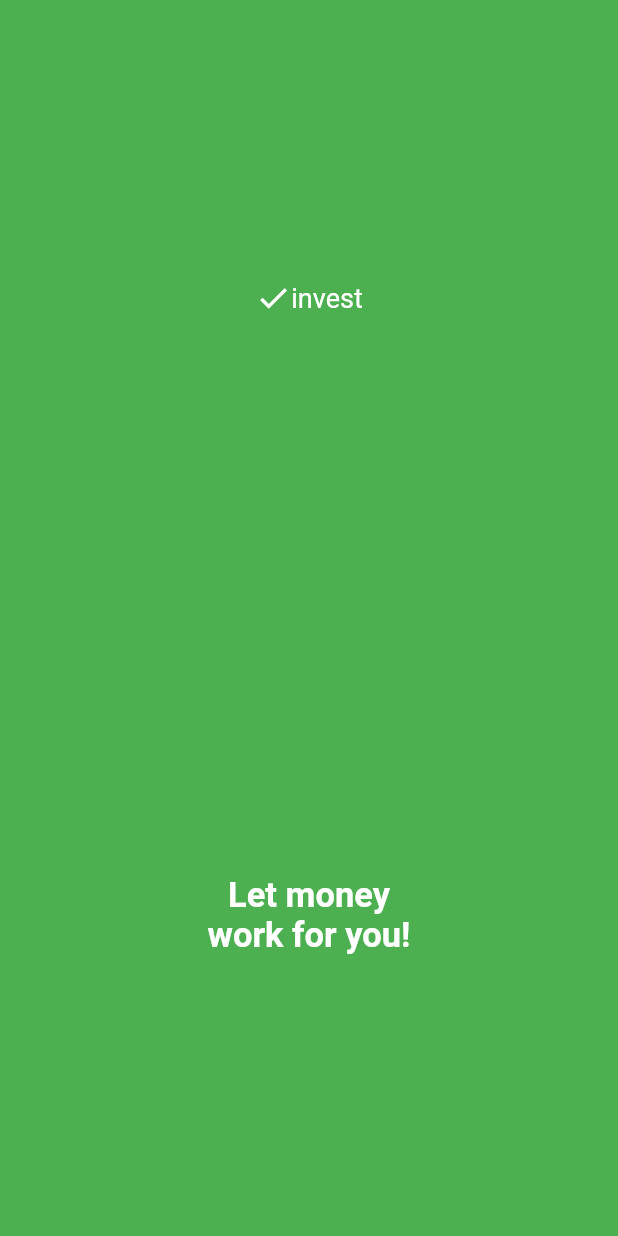
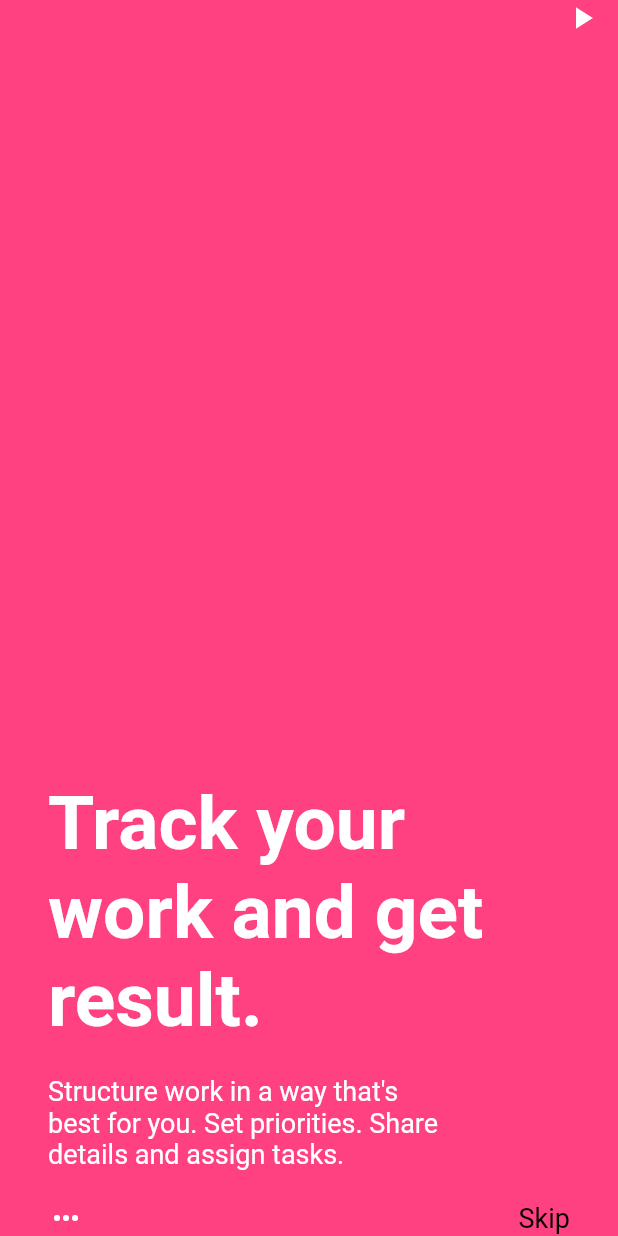
Before and after one commit to hatuan314/flutter-training, a Flutter app: the screen it shows after launch, on a phone screen of 412 x 824 dp. Run offline on Flutter 3.47's test engine with Material 2 defaults, Android fonts, the phone set to English and light mode, and no system bars.

Commit message:
homeword 1

```diff
--- a/flutter_demo_app/lib/app.dart
+++ b/flutter_demo_app/lib/app.dart
@@ -1,6 +1,9 @@
 import 'package:flutter/material.dart';
 
-import 'splash_screen.dart';
+import 'package:flutterdemoapp/ui/first_screen.dart';
+import 'package:flutterdemoapp/ui/second_screen.dart';
+import 'package:flutterdemoapp/ui/third_screen.dart';
+import 'ui/splash_screen.dart';
 
 /// Màu chủ đạo
 /// font chữ
@@ -13,12 +16,12 @@ class MyApp extends StatelessWidget {
   Widget build(BuildContext context) {
     // TODO: implement build
     return MaterialApp(
+      debugShowCheckedModeBanner: false,
       title: 'Flutter Demo',
       theme: ThemeData(
         primarySwatch: Colors.blue,
       ),
-      home: SplashScreen(),
+      home: ThirdScreen(),
     );
   }
-
 }
--- /dev/null
+++ b/flutter_demo_app/lib/ui/third_screen.dart
@@ -0,0 +1,83 @@
+import 'package:flutter/material.dart';
+
+class ThirdScreen extends StatelessWidget {
+  @override
+  Widget build(BuildContext context) {
+    // TODO: implement build
+    return Scaffold(
+      backgroundColor: Colors.pinkAccent,
+      body: SafeArea(
+        child: SizedBox(
+          child: Padding(
+            padding: EdgeInsets.symmetric(horizontal: 12),
+            child: Column(
+              mainAxisAlignment: MainAxisAlignment.spaceBetween,
+              children: <Widget>[_mAppBar(), _mBody()],
+            ),
+          ),
+        ),
+      ),
+    );
+  }
+
+  Widget _mAppBar() => Align(
+        alignment: Alignment.centerRight,
+        child: Icon(
+          Icons.play_arrow,
+          color: Colors.white,
+        ),
+      );
+
+  _mBody() => Padding(
+        padding: EdgeInsets.symmetric(horizontal: 20),
+        child: Column(
+          crossAxisAlignment: CrossAxisAlignment.start,
+          children: <Widget>[
+            _titleGroup(children: [
+              _baseBigTitle('Track your'),
+              _baseBigTitle('work and get'),
+              _baseBigTitle('result.'),
+            ]),
+            SizedBox(
+              height: 20,
+            ),
+            _titleGroup(children: [
+              _baseSmallTitle('Structure work in a way that\'s'),
+              _baseSmallTitle('best for you. Set priorities. Share'),
+              _baseSmallTitle('details and assign tasks.'),
+            ]),
+            SizedBox(
+              height: 20,
+            ),
+            Row(
+              mainAxisSize: MainAxisSize.max,
+              mainAxisAlignment: MainAxisAlignment.spaceBetween,
+              children: <Widget>[
+                Icon(Icons.more_horiz, color: Colors.white),
+                Text(
+                  'Skip',
+                  style: TextStyle(color: Colors.black, fontSize: 18),
+                )
+              ],
+            )
+          ],
+        ),
+      );
+
+  Widget _titleGroup({List<Widget> children}) => Column(
+        crossAxisAlignment: CrossAxisAlignment.start,
+        mainAxisAlignment: MainAxisAlignment.center,
+        children: children,
+      );
+
+  Widget _baseBigTitle(String title) => Text(
+        '$title',
+        style: TextStyle(
+            fontSize: 50, color: Colors.white, fontWeight: FontWeight.bold),
+      );
+
+  Widget _baseSmallTitle(String title) => Text(
+        '$title',
+        style: TextStyle(fontSize: 18, color: Colors.white),
+      );
+}
--- a/flutter_demo_app/pubspec.yaml
+++ b/flutter_demo_app/pubspec.yaml
@@ -42,9 +42,8 @@ flutter:
   uses-material-design: true
 
   # To add assets to your application, add an assets section, like this:
-  # assets:
-  #  - images/a_dot_burr.jpeg
-  #  - images/a_dot_ham.jpeg
+  assets:
+    - assets/img/
 
   # An image asset can refer to one or more resolution-specific "variants", see
   # https://flutter.dev/assets-and-images/#resolution-aware.
```
Also changed, not shown: flutter_demo_app/lib/ui/first_screen.dart (added, +91 -0 lines), flutter_demo_app/lib/ui/second_screen.dart (added, +136 -0 lines), flutter_demo_app/lib/ui/splash_screen.dart (renamed from flutter_demo_app/lib/splash_screen.dart), 1 other file.
